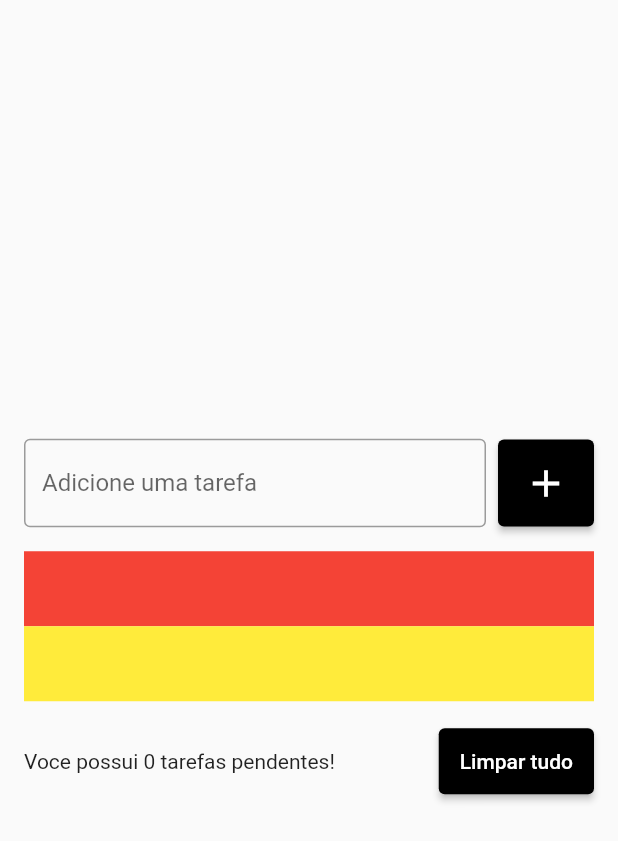
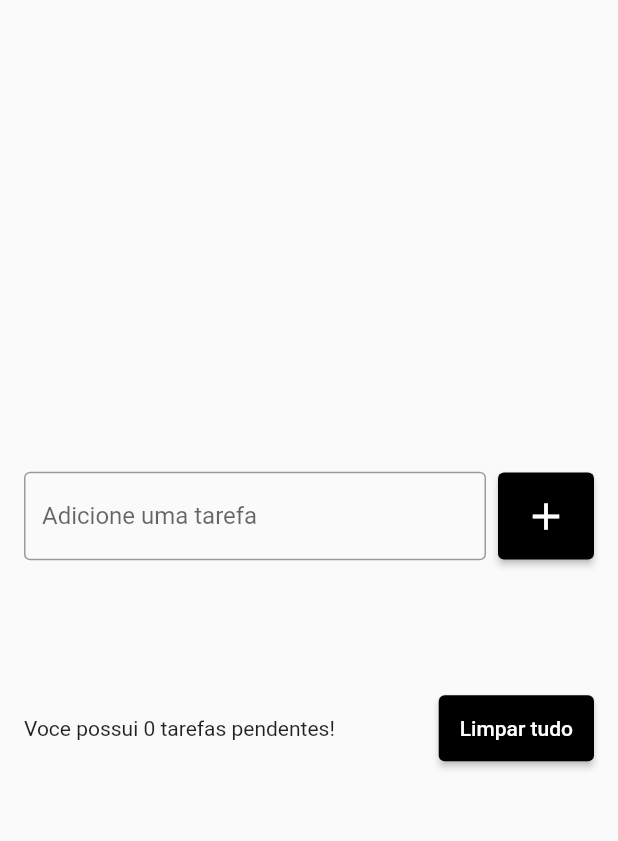
Before and after one commit to Willian000067/todo_list, a Flutter app: the screen it shows after launch, after a tap on the "add" icon, on a phone screen of 412 x 824 dp. Shown: the top 841 px of the screen. Run offline on Flutter 3.47's test engine with Material 2 defaults, Android fonts, the phone set to English and light mode, and no system bars.

```diff
--- a/lib/pages/todo_list_page.dart
+++ b/lib/pages/todo_list_page.dart
@@ -1,8 +1,17 @@
 import 'package:flutter/material.dart';
 
-class TodoListPage extends StatelessWidget {
-  const TodoListPage({Key? key}) : super(key: key);
+class TodoListPage extends StatefulWidget {
+  TodoListPage({Key? key}) : super(key: key);
 
+  @override
+  State<TodoListPage> createState() => _TodoListPageState();
+}
+
+class _TodoListPageState extends State<TodoListPage> {
+  final TextEditingController todoController = TextEditingController();
+  // Codigo para pescar as tarefas digitadas.
+  List<String> todos = [];
+  // Escrever sempre em ingles Tarefas = Todos (to do(s)).
   @override
   Widget build(BuildContext context) {
     return Scaffold(
@@ -17,11 +26,12 @@ class TodoListPage extends StatelessWidget {
                   Expanded(
                     //O expanded ajuda a deixar o widget ocupando todo espaco disponivel.
                     child: TextField(
+                      controller: todoController,
                       decoration: InputDecoration(
                         border: OutlineInputBorder(),
                         labelText: 'Adicione uma tarefa',
                         hintText:
-                            'Ex.: Estudar', //Esse comando serve para deixar uma dica para o usuario.
+                            'Adicionar sua tarefa!', //Esse comando serve para deixar uma dica para o usuario.
                       ),
                     ),
                   ),
@@ -31,7 +41,13 @@ class TodoListPage extends StatelessWidget {
                           8), // Para separa um componente do outro com um espaço no meio.
 
                   ElevatedButton(
-                    onPressed: () {},
+                    onPressed: () {
+                      String text = todoController.text;
+                      setState(() {
+                        todos.add(text);
+                      });
+                      todoController.clear();
+                    },
                     style: ElevatedButton.styleFrom(
                       primary: Colors.black,
                       padding: EdgeInsets.all(14),
@@ -48,19 +64,20 @@ class TodoListPage extends StatelessWidget {
                 height: 16,
               ), // Esse codigo serve para realizar o afastamento na VERTICAL.
 
-              ListView(
-                shrinkWrap:
-                    true, // Esse comando serve para deixar a lista mais enxuta possivel.
-                children: [
-                  Container(
-                    color: Colors.red,
-                    height: 50,
-                  ),
-                  Container(
-                    color: Colors.yellow,
-                    height: 50,
-                  ),
-                ],
+              Flexible(
+                child: ListView(
+                  shrinkWrap:
+                      true, // Esse comando serve para deixar a lista mais enxuta possivel.
+                  children: [
+                    for (String todo in todos)
+                      ListTile(
+                        title: Text(todo),
+                        onTap: () {
+                          print('tarefa: $todo');
+                        },
+                      ),
+                  ],
+                ),
               ),
 
               SizedBox(
```
